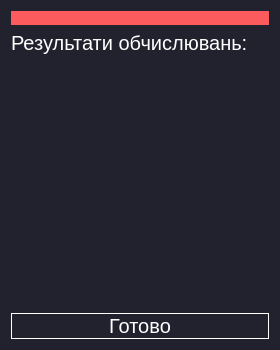
NonExistentUsername/proctica, file resultAllOptions.ui: the form before one commit.
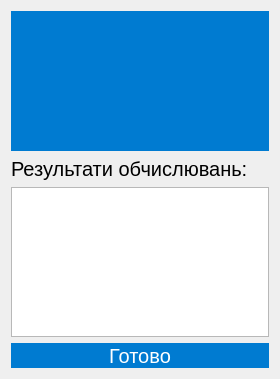
The form after the commit. Icons and pictures are not drawn.

Commit message: update ui , new colors, new icons

The edit to the form file:
```diff
--- a/resultAllOptions.ui
+++ b/resultAllOptions.ui
@@ -7,149 +7,33 @@
     <x>0</x>
     <y>0</y>
     <width>280</width>
-    <height>350</height>
+    <height>379</height>
    </rect>
   </property>
   <property name="windowTitle">
    <string>Form</string>
   </property>
   <property name="styleSheet">
-   <string notr="true">background:#22222e;
-</string>
+   <string notr="true"/>
   </property>
-  <layout class="QVBoxLayout" name="verticalLayout_2">
-   <item>
-    <widget class="QLabel" name="photo">
-     <property name="styleSheet">
-      <string notr="true">background-color: rgb(251, 91, 93);</string>
-     </property>
-     <property name="text">
-      <string/>
-     </property>
-     <property name="textFormat">
-      <enum>Qt::RichText</enum>
-     </property>
-     <property name="pixmap">
-      <pixmap>checklist.png</pixmap>
-     </property>
-     <property name="scaledContents">
-      <bool>false</bool>
-     </property>
-     <property name="alignment">
-      <set>Qt::AlignCenter</set>
-     </property>
-     <property name="margin">
-      <number>10</number>
-     </property>
-    </widget>
-   </item>
-   <item>
-    <widget class="QLabel" name="label">
-     <property name="font">
-      <font>
-       <pointsize>15</pointsize>
-      </font>
-     </property>
-     <property name="styleSheet">
-      <string notr="true">color:white;</string>
-     </property>
-     <property name="text">
-      <string>Результати обчислювань:</string>
-     </property>
-    </widget>
-   </item>
-   <item>
-    <widget class="QLabel" name="inp1">
-     <property name="font">
-      <font>
-       <pointsize>15</pointsize>
-      </font>
-     </property>
-     <property name="styleSheet">
-      <string notr="true">color:white;</string>
-     </property>
-     <property name="text">
-      <string/>
-     </property>
-    </widget>
-   </item>
-   <item>
-    <widget class="QLabel" name="inp2">
-     <property name="font">
-      <font>
-       <pointsize>15</pointsize>
-      </font>
-     </property>
-     <property name="styleSheet">
-      <string notr="true">color:white;</string>
-     </property>
-     <property name="text">
-      <string/>
-     </property>
-    </widget>
-   </item>
-   <item>
-    <widget class="QLabel" name="inp3">
-     <property name="font">
-      <font>
-       <pointsize>15</pointsize>
-      </font>
-     </property>
-     <property name="styleSheet">
-      <string notr="true">color:white;</string>
-     </property>
-     <property name="text">
-      <string/>
-     </property>
-    </widget>
-   </item>
-   <item>
-    <widget class="QLabel" name="inp4">
-     <property name="font">
-      <font>
-       <pointsize>15</pointsize>
-      </font>
-     </property>
-     <property name="styleSheet">
-      <string notr="true">color:white;</string>
-     </property>
-     <property name="text">
-      <string/>
-     </property>
-    </widget>
-   </item>
-   <item>
-    <widget class="QLabel" name="inp5">
-     <property name="font">
-      <font>
-       <pointsize>15</pointsize>
-      </font>
-     </property>
-     <property name="styleSheet">
-      <string notr="true">color:white;</string>
-     </property>
-     <property name="text">
-      <string/>
-     </property>
-    </widget>
-   </item>
-   <item>
-    <widget class="QLabel" name="inp6">
-     <property name="font">
-      <font>
-       <pointsize>15</pointsize>
-      </font>
-     </property>
-     <property name="styleSheet">
-      <string notr="true">color:white;</string>
-     </property>
-     <property name="text">
-      <string/>
-     </property>
-    </widget>
-   </item>
-   <item>
+  <layout class="QGridLayout" name="gridLayout">
+   <item row="3" column="0" colspan="2">
     <layout class="QVBoxLayout" name="verticalLayout">
+     <item>
+      <widget class="QTableView" name="tableView">
+       <property name="minimumSize">
+        <size>
+         <width>0</width>
+         <height>150</height>
+        </size>
+       </property>
+       <property name="font">
+        <font>
+         <pointsize>15</pointsize>
+        </font>
+       </property>
+      </widget>
+     </item>
      <item>
       <spacer name="verticalSpacer">
        <property name="orientation">
@@ -179,10 +63,9 @@
         </font>
        </property>
        <property name="styleSheet">
-        <string notr="true">color: white;
-background:#22222e;
-border:1px solid white;
-border-radius:30;</string>
+        <string notr="true">color:white;
+border:2px solid #007bd1;
+background:#007bd1;</string>
        </property>
        <property name="text">
         <string>Готово</string>
@@ -191,7 +74,72 @@
      </item>
     </layout>
    </item>
+   <item row="0" column="0" rowspan="2" colspan="2">
+    <widget class="QLabel" name="label_2">
+     <property name="minimumSize">
+      <size>
+       <width>0</width>
+       <height>140</height>
+      </size>
+     </property>
+     <property name="styleSheet">
+      <string notr="true">background-color: #007bd1;</string>
+     </property>
+     <property name="text">
+      <string/>
+     </property>
+     <property name="textFormat">
+      <enum>Qt::RichText</enum>
+     </property>
+     <property name="scaledContents">
+      <bool>false</bool>
+     </property>
+     <property name="alignment">
+      <set>Qt::AlignCenter</set>
+     </property>
+     <property name="margin">
+      <number>10</number>
+     </property>
+    </widget>
+   </item>
+   <item row="2" column="0" colspan="2">
+    <widget class="QLabel" name="label">
+     <property name="font">
+      <font>
+       <pointsize>15</pointsize>
+      </font>
+     </property>
+     <property name="styleSheet">
+      <string notr="true"/>
+     </property>
+     <property name="text">
+      <string>Результати обчислювань:</string>
+     </property>
+    </widget>
+   </item>
   </layout>
+  <widget class="QLabel" name="label_4">
+   <property name="geometry">
+    <rect>
+     <x>70</x>
+     <y>20</y>
+     <width>141</width>
+     <height>111</height>
+    </rect>
+   </property>
+   <property name="text">
+    <string/>
+   </property>
+   <property name="pixmap">
+    <pixmap>maths.png</pixmap>
+   </property>
+   <property name="scaledContents">
+    <bool>true</bool>
+   </property>
+  </widget>
+  <zorder>label_2</zorder>
+  <zorder>label_4</zorder>
+  <zorder>label</zorder>
  </widget>
  <resources/>
  <connections/>
```
The commit also changes 20 other files.
